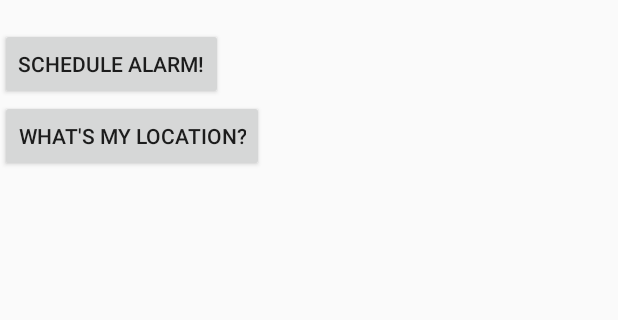
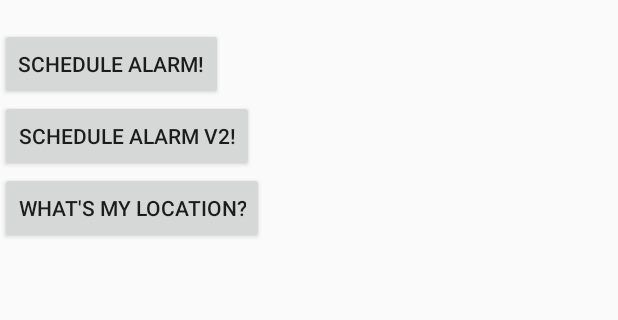
Before and after one commit to shift-hackathon-2016/7-Repsly-Warriors, an Android app: the HomeReceiverActivity screen opened directly, with no data from a screen before it, after a tap on "SCHEDULE ALARM!", on a phone screen of 412 x 824 dp, the part 192-512 px from its top. Run offline under Robolectric (Android 15) with nearby library versions, the phone set to English and light mode, and no system bars; our stand-ins replace ButterKnife.

Commit message:
Multiple alarms fix

```diff
--- a/CarelineAndroid/mobile/src/main/java/com/repsly/careline/activities/HomeReceiverActivity.java
+++ b/CarelineAndroid/mobile/src/main/java/com/repsly/careline/activities/HomeReceiverActivity.java
@@ -61,11 +61,24 @@ public class HomeReceiverActivity extends CarelineActivity {
     @OnClick(R.id.btnAlarm)
     void onBtnAlarmClick() {
         Intent i = new Intent(getApplicationContext(), AlarmReceiver.class);
-        PendingIntent pi = PendingIntent.getBroadcast(getApplicationContext(), 0, i, 0);
+        i.putExtra("v1", true);
+        PendingIntent pi = PendingIntent.getBroadcast(getApplicationContext(), 1, i, 0); //TODO REQUEST CODE IS KEY HERE!
         Date d = new Date();
         Calendar cal = Calendar.getInstance();
         cal.setTime(d);
-        cal.add(Calendar.MILLISECOND, 3000);
+        cal.add(Calendar.MILLISECOND, 5000);
+        AlarmHelper.setOneTimeAlarmOnDate(getApplication(), pi, cal.getTime());
+    }
+
+    @OnClick(R.id.btnAlarmV2)
+    void onBtnAlarmClickV2() {
+        Intent i = new Intent(getApplicationContext(), AlarmReceiver.class);
+        i.putExtra("v2", true);
+        PendingIntent pi = PendingIntent.getBroadcast(getApplicationContext(), 2, i, 0); //TODO REQUEST CODE IS KEY HERE!
+        Date d = new Date();
+        Calendar cal = Calendar.getInstance();
+        cal.setTime(d);
+        cal.add(Calendar.MILLISECOND, 7000);
         AlarmHelper.setOneTimeAlarmOnDate(getApplication(), pi, cal.getTime());
     }
 
--- a/CarelineAndroid/mobile/src/main/java/com/repsly/careline/database/DbHelper.java
+++ b/CarelineAndroid/mobile/src/main/java/com/repsly/careline/database/DbHelper.java
@@ -30,7 +30,7 @@ public class DbHelper extends SQLiteOpenHelper {
         db.execSQL("Create table Medicine(id TEXT PRIMARY KEY, name TEXT, type TEXT)");
 
         //TODO insert some dummy data
-        db.execSQL("Insert into User values('fasdfasd','Ime babe', 'Adresa babe', '1')");
+        db.execSQL("Insert into User values('fasdfasd','Ime babe', 'Adresa babe', '0')");
         db.execSQL("Insert into Schedule values('1','2016-05-31T15:00:00','ovo je note')");
         db.execSQL("Insert into ScheduleItem values('1','1','1','20')");
         db.execSQL("Insert into ScheduleItem values('2','1','2','102')");
--- a/CarelineAndroid/mobile/src/main/java/com/repsly/careline/helpers/NotificationHelper.java
+++ b/CarelineAndroid/mobile/src/main/java/com/repsly/careline/helpers/NotificationHelper.java
@@ -19,9 +19,9 @@ public class NotificationHelper {
         NotificationCompat.Builder builder = new NotificationCompat.Builder(context)
                 .setSmallIcon(android.R.drawable.stat_notify_sync).setTicker(tickerText)
                 .setContentTitle(contentTitle).setContentText(contentText);
-        Uri sound = Uri
+        /*Uri sound = Uri
                 .parse("android.resource://" + context.getPackageName() + "/raw/bbc_birds");
-        builder.setSound(sound);
+        builder.setSound(sound);*/
         Notification notification = build(builder);
         notification.defaults |= Notification.DEFAULT_VIBRATE;
         //notification.defaults |= Notification.DEFAULT_SOUND;
--- a/CarelineAndroid/mobile/src/main/res/layout/home_receiver_activity.xml
+++ b/CarelineAndroid/mobile/src/main/res/layout/home_receiver_activity.xml
@@ -13,6 +13,12 @@
         android:layout_height="wrap_content"/>
 
     <Button
+        android:id="@+id/btnAlarmV2"
+        android:text="Schedule alarm v2!"
+        android:layout_width="wrap_content"
+        android:layout_height="wrap_content"/>
+
+    <Button
         android:id="@+id/btnLocation"
         android:text="What's my location?"
         android:layout_width="wrap_content"
```
Also changed, not shown: CarelineAndroid/mobile/src/main/java/com/repsly/careline/AlarmReceiver.java (+15 -4 lines).
